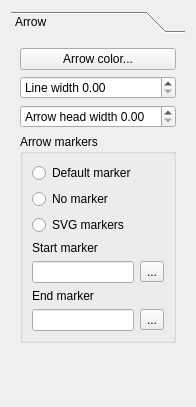
The window that src/ui/qgscomposerarrowwidgetbase.ui (qgis/QGIS) describes before a commit, drawn with Qt 5.
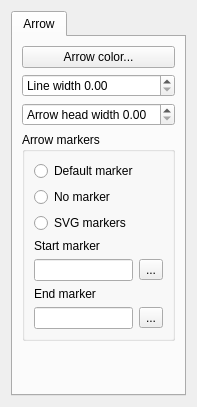
The same window after the commit.

Commit message: Changed all QToolBox objects to QTabWidget.  Easier to see item options and less mouse movement

The edit to the form file:
```diff
--- a/src/ui/qgscomposerarrowwidgetbase.ui
+++ b/src/ui/qgscomposerarrowwidgetbase.ui
@@ -6,7 +6,7 @@
    <rect>
     <x>0</x>
     <y>0</y>
-    <width>196</width>
+    <width>197</width>
     <height>407</height>
    </rect>
   </property>
@@ -15,20 +15,9 @@
   </property>
   <layout class="QGridLayout" name="gridLayout_3">
    <item row="0" column="0">
-    <widget class="QToolBox" name="toolBox">
-     <property name="currentIndex">
-      <number>0</number>
-     </property>
-     <widget class="QWidget" name="page">
-      <property name="geometry">
-       <rect>
-        <x>0</x>
-        <y>0</y>
-        <width>178</width>
-        <height>363</height>
-       </rect>
-      </property>
-      <attribute name="label">
+    <widget class="QTabWidget" name="toolBox">
+     <widget class="QWidget" name="page" native="true">
+      <attribute name="title">
        <string>Arrow</string>
       </attribute>
       <layout class="QGridLayout" name="gridLayout_2">
```
The commit also changes 15 other files.
